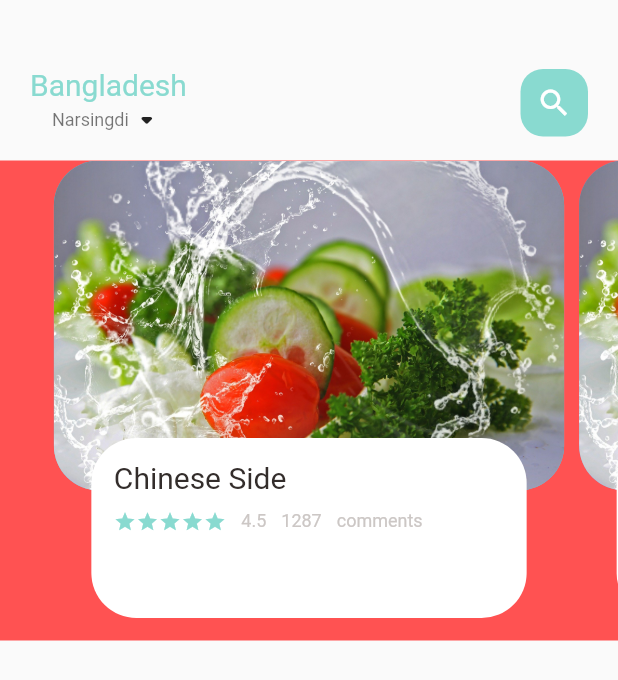
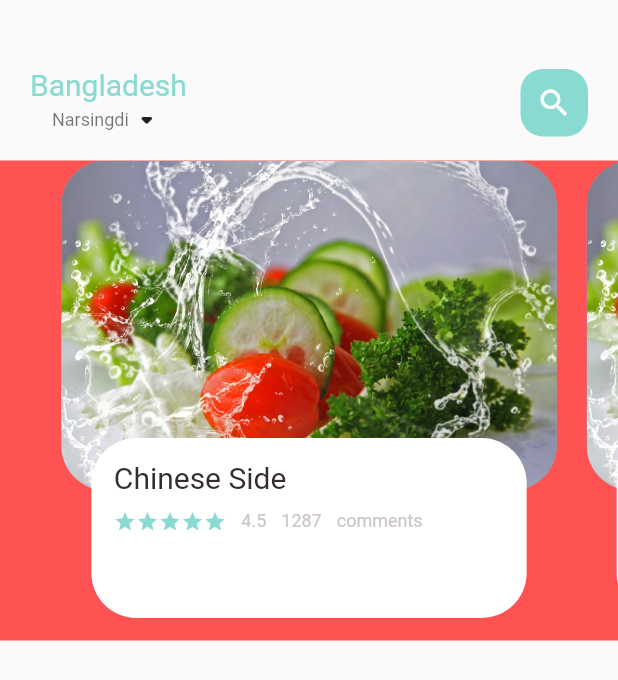
Before and after one commit to FidelisMatheus/e_commerce_app_flutter, a Flutter app: the screen it shows after launch, on a phone screen of 412 x 824 dp. Shown: the top 680 px of the screen. Run offline on Flutter 3.47's test engine with Material 2 defaults, Android fonts, the phone set to English and light mode, and no system bars.

Commit message:
Update in food page body

```diff
--- a/lib/home/food_page_body.dart
+++ b/lib/home/food_page_body.dart
@@ -35,7 +35,7 @@ class _FoodPageBodyState extends State<FoodPageBody> {
         Container(
           height: 220,
           margin: EdgeInsets.only(
-              left: 5, right: 5), //faz o espaço em branco entre as imagens
+              left: 10, right: 10), //faz o espaço em branco entre as imagens
           decoration: BoxDecoration(
             borderRadius: BorderRadius.circular(30),
             color: index.isEven ? Color(0xFF69c5df) : Color(0xFF9294cc),
@@ -77,7 +77,7 @@ class _FoodPageBodyState extends State<FoodPageBody> {
                           ),
                         ),
                       ),
-                      SizedBox(width: 10),
+                      SizedBox(width: 10), //space between text
                       SmallText(text: '4.5'),
                       SizedBox(width: 10),
                       SmallText(text: '1287'),
```
